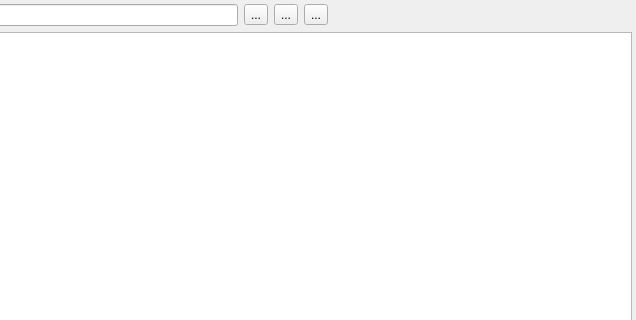
Old version of the form src/x/modbus/modbuslogview.ui in the repository x-tools-author/x-tools; both pictures show x 202 to 838 and y 0 to 320 of the 838 by 534 pixel window.
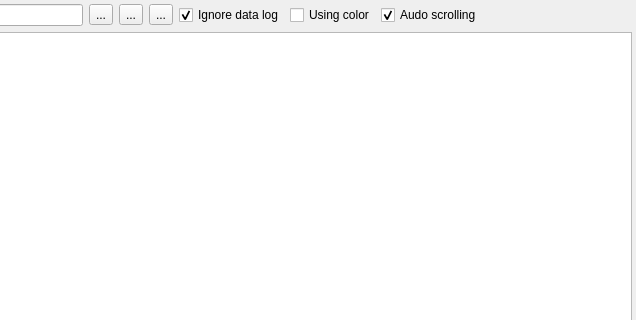
New version of the form. Icons and pictures are not drawn.

```diff
--- a/src/x/modbus/modbuslogview.ui
+++ b/src/x/modbus/modbuslogview.ui
@@ -90,6 +90,33 @@
        </property>
       </widget>
      </item>
+     <item>
+      <widget class="QCheckBox" name="checkBoxIgnoredDataLog">
+       <property name="text">
+        <string>Ignore data log</string>
+       </property>
+       <property name="checked">
+        <bool>true</bool>
+       </property>
+      </widget>
+     </item>
+     <item>
+      <widget class="QCheckBox" name="checkBoxUsingColor">
+       <property name="text">
+        <string>Using color</string>
+       </property>
+      </widget>
+     </item>
+     <item>
+      <widget class="QCheckBox" name="checkBoxAutoScrolling">
+       <property name="text">
+        <string>Audo scrolling</string>
+       </property>
+       <property name="checked">
+        <bool>true</bool>
+       </property>
+      </widget>
+     </item>
      <item>
       <spacer name="horizontalSpacer">
        <property name="orientation">
```
